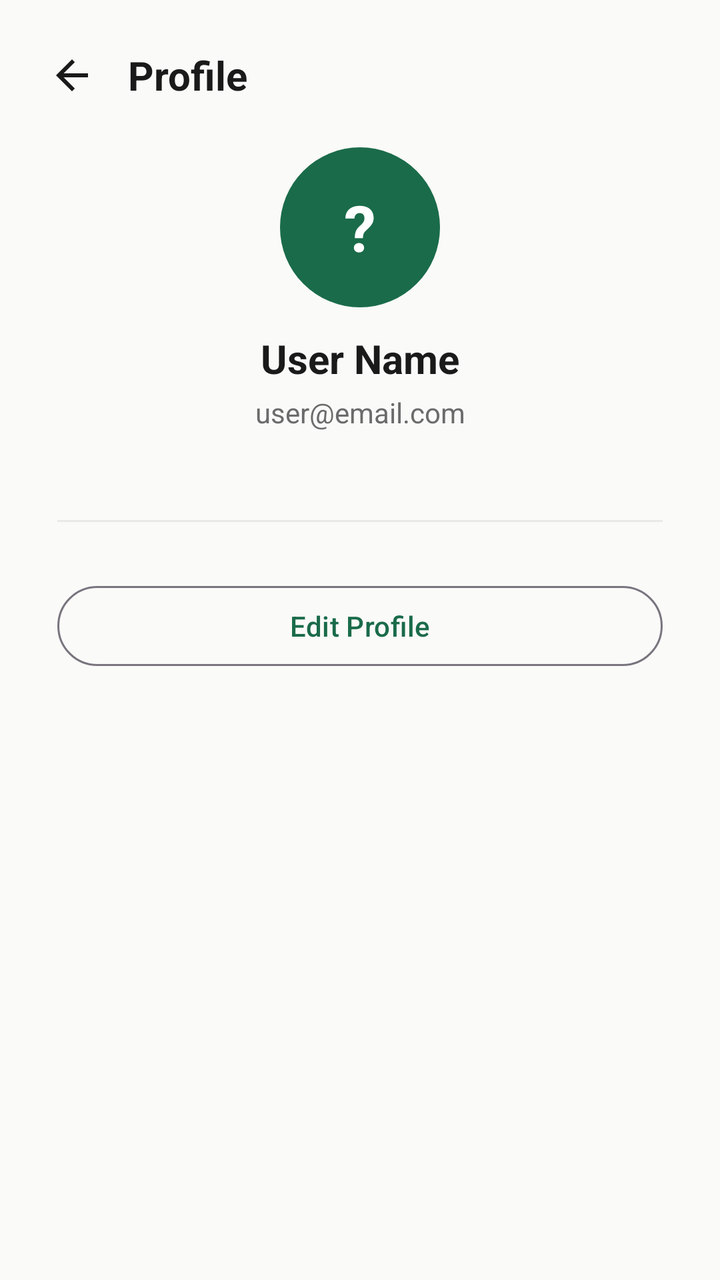
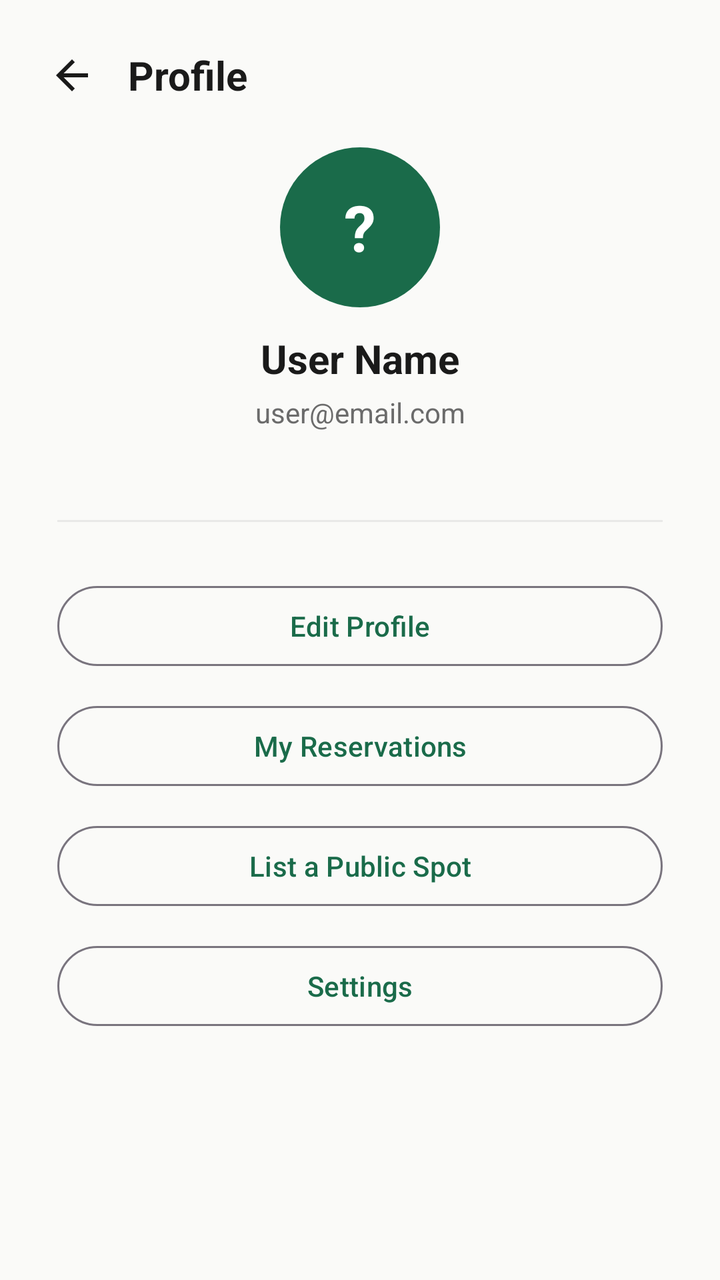

Screens rendered from an Android XML layout before and after an edit, with the pre-edit source and the edit as a unified diff.
<!-- AndroidManifest.xml: application theme Theme.KapwaDVO -->
<!-- res/layout/fragment_profile.xml -->
<?xml version="1.0" encoding="utf-8"?>
<androidx.constraintlayout.widget.ConstraintLayout xmlns:android="http://schemas.android.com/apk/res/android"
    xmlns:app="http://schemas.android.com/apk/res-auto"
    android:layout_width="match_parent"
    android:layout_height="match_parent"
    android:background="@color/background">

    
    <ImageButton
        android:id="@+id/btnBack"
        android:layout_width="40dp"
        android:layout_height="40dp"
        android:background="?attr/selectableItemBackgroundBorderless"
        android:src="@drawable/ic_arrow_back"
        android:contentDescription="Back"
        android:layout_marginTop="24dp"
        android:layout_marginStart="16dp"
        app:layout_constraintTop_toTopOf="parent"
        app:layout_constraintStart_toStartOf="parent"
        app:layout_constraintBottom_toBottomOf="@id/tvHeaderTitle" />

    <TextView
        android:id="@+id/tvHeaderTitle"
        android:layout_width="0dp"
        android:layout_height="wrap_content"
        android:text="Profile"
        android:textSize="20sp"
        android:textStyle="bold"
        android:textColor="@color/text_primary"
        android:layout_marginStart="8dp"
        android:layout_marginEnd="16dp"
        android:layout_marginTop="24dp"
        app:layout_constraintTop_toTopOf="parent"
        app:layout_constraintStart_toEndOf="@id/btnBack"
        app:layout_constraintEnd_toEndOf="parent" />

    
    <ScrollView
        android:id="@+id/scrollView"
        android:layout_width="match_parent"
        android:layout_height="0dp"
        android:fillViewport="true"
        app:layout_constraintTop_toBottomOf="@id/btnBack"
        app:layout_constraintBottom_toTopOf="@id/btnLogout"
        app:layout_constraintStart_toStartOf="parent"
        app:layout_constraintEnd_toEndOf="parent">

        <androidx.constraintlayout.widget.ConstraintLayout
            android:layout_width="match_parent"
            android:layout_height="wrap_content"
            android:paddingTop="16dp"
            android:paddingBottom="24dp">

            <androidx.constraintlayout.widget.Guideline
                android:id="@+id/guideStart"
                android:layout_width="wrap_content"
                android:layout_height="wrap_content"
                android:orientation="vertical"
                app:layout_constraintGuide_percent="0.08" />

            <androidx.constraintlayout.widget.Guideline
                android:id="@+id/guideEnd"
                android:layout_width="wrap_content"
                android:layout_height="wrap_content"
                android:orientation="vertical"
                app:layout_constraintGuide_percent="0.92" />

            
            <FrameLayout
                android:id="@+id/flAvatar"
                android:layout_width="80dp"
                android:layout_height="80dp"
                app:layout_constraintTop_toTopOf="parent"
                app:layout_constraintStart_toStartOf="parent"
                app:layout_constraintEnd_toEndOf="parent"
                android:background="@drawable/bg_avatar">
                
                <TextView
                    android:id="@+id/tvAvatarLetter"
                    android:layout_width="match_parent"
                    android:layout_height="match_parent"
                    android:gravity="center"
                    android:textColor="@color/white"
                    android:textSize="32sp"
                    android:textStyle="bold"
                    android:text="?" />
            </FrameLayout>

            <TextView
                android:id="@+id/tvName"
                android:layout_width="wrap_content"
                android:layout_height="wrap_content"
                android:text="User Name"
                android:textSize="20sp"
                android:textStyle="bold"
                android:textColor="@color/text_primary"
                app:layout_constraintTop_toBottomOf="@id/flAvatar"
                app:layout_constraintStart_toStartOf="parent"
                app:layout_constraintEnd_toEndOf="parent"
                android:layout_marginTop="12dp" />

            <TextView
                android:id="@+id/tvEmail"
                android:layout_width="wrap_content"
                android:layout_height="wrap_content"
                android:text="user@email.com"
                android:textSize="14sp"
                android:textColor="@color/text_secondary"
                app:layout_constraintTop_toBottomOf="@id/tvName"
                app:layout_constraintStart_toStartOf="parent"
                app:layout_constraintEnd_toEndOf="parent"
                android:layout_marginTop="4dp" />

            <TextView
                android:id="@+id/tvRole"
                android:layout_width="wrap_content"
                android:layout_height="wrap_content"
                android:textSize="12sp"
                android:textColor="@color/primary"
                app:layout_constraintTop_toBottomOf="@id/tvEmail"
                app:layout_constraintStart_toStartOf="parent"
                app:layout_constraintEnd_toEndOf="parent"
                android:layout_marginTop="4dp" />

            <View
                android:id="@+id/vDivider"
                android:layout_width="0dp"
                android:layout_height="1dp"
                android:background="@color/divider"
                android:layout_marginTop="24dp"
                android:layout_marginBottom="16dp"
                app:layout_constraintTop_toBottomOf="@id/tvRole"
                app:layout_constraintStart_toStartOf="@id/guideStart"
                app:layout_constraintEnd_toEndOf="@id/guideEnd" />

            <LinearLayout
                android:id="@+id/llButtons"
                android:layout_width="0dp"
                android:layout_height="wrap_content"
                android:orientation="vertical"
                android:layout_marginTop="16dp"
                app:layout_constraintTop_toBottomOf="@id/vDivider"
                app:layout_constraintStart_toStartOf="@id/guideStart"
                app:layout_constraintEnd_toEndOf="@id/guideEnd">

                
                <TextView
                    android:id="@+id/tvGuestTitle"
                    android:layout_width="match_parent"
                    android:layout_height="wrap_content"
                    android:text="@string/guest_profile_title"
                    android:textSize="18sp"
                    android:textStyle="bold"
                    android:textColor="@color/text_primary"
                    android:gravity="center"
                    android:visibility="gone" />

                <TextView
                    android:id="@+id/tvGuestDesc"
                    android:layout_width="match_parent"
                    android:layout_height="wrap_content"
                    android:text="@string/guest_profile_desc"
                    android:textSize="14sp"
                    android:textColor="@color/text_secondary"
                    android:gravity="center"
                    android:layout_marginTop="8dp"
                    android:visibility="gone" />

                <com.google.android.material.button.MaterialButton
                    android:id="@+id/btnSignIn"
                    android:layout_width="match_parent"
                    android:layout_height="wrap_content"
                    android:text="@string/sign_in"
                    android:layout_marginTop="24dp"
                    android:visibility="gone" />

                
                <com.google.android.material.button.MaterialButton
                    android:id="@+id/btnSwitchMode"
                    android:layout_width="match_parent"
                    android:layout_height="wrap_content"
                    android:text="@string/switch_to_user"
                    android:layout_marginTop="12dp"
                    android:visibility="gone"
                    style="@style/Widget.Material3.Button.OutlinedButton" />

                
                <com.google.android.material.button.MaterialButton
                    android:id="@+id/btnBecomeOwner"
                    android:layout_width="match_parent"
                    android:layout_height="wrap_content"
                    android:text="@string/become_owner"
                    android:layout_marginTop="12dp"
                    android:visibility="gone"
                    style="@style/Widget.Material3.Button.OutlinedButton" />

                
                <TextView
                    android:id="@+id/tvApplicationPending"
                    android:layout_width="match_parent"
                    android:layout_height="wrap_content"
                    android:text="@string/application_pending"
                    android:textColor="@color/pending_text"
                    android:background="@drawable/bg_badge_pending"
                    android:padding="12dp"
                    android:gravity="center"
                    android:layout_marginTop="12dp"
                    android:visibility="gone" />

                <com.google.android.material.button.MaterialButton
                    android:id="@+id/btnEditProfile"
                    android:layout_width="match_parent"
                    android:layout_height="wrap_content"
                    android:text="@string/edit_profile"
                    android:layout_marginTop="12dp"
                    style="@style/Widget.Material3.Button.OutlinedButton" />

            </LinearLayout>
        </androidx.constraintlayout.widget.ConstraintLayout>
    </ScrollView>

    
    <com.google.android.material.button.MaterialButton
        android:id="@+id/btnLogout"
        android:layout_width="wrap_content"
        android:layout_height="wrap_content"
        android:text="@string/logout"
        android:layout_marginBottom="48dp"
        app:layout_constraintBottom_toBottomOf="parent"
        app:layout_constraintStart_toStartOf="parent"
        app:layout_constraintEnd_toEndOf="parent"
        style="@style/Widget.Material3.Button.TextButton"
        android:visibility="gone" />

</androidx.constraintlayout.widget.ConstraintLayout>
<!-- resources referenced by this layout -->
<resources>
  <color name="background">#FAFAF8</color>
  <color name="divider">#E8E8E8</color>
  <color name="pending_text">#856404</color>
  <color name="primary">#1A6B4A</color>
  <color name="text_primary">#1A1A1A</color>
  <color name="text_secondary">#6B6B6B</color>
  <color name="white">#FFFFFF</color>
  <!-- drawable bg_avatar (drawable) -->
  <?xml version="1.0" encoding="utf-8"?>
  <shape xmlns:android="http://schemas.android.com/apk/res/android"
      android:shape="oval">
      <solid android:color="@color/primary" />
  </shape>
  <!-- drawable bg_badge_pending (drawable) -->
  <?xml version="1.0" encoding="utf-8"?>
  <shape xmlns:android="http://schemas.android.com/apk/res/android"
      android:shape="rectangle">
      <solid android:color="@color/pending_bg" />
      <corners android:radius="4dp" />
  </shape>
  <!-- drawable ic_arrow_back (drawable) -->
  <?xml version="1.0" encoding="utf-8"?>
  <vector xmlns:android="http://schemas.android.com/apk/res/android"
      android:width="24dp"
      android:height="24dp"
      android:viewportWidth="24"
      android:viewportHeight="24"
      android:tint="@color/text_primary">
      <path
          android:fillColor="@android:color/white"
          android:pathData="M20,11H7.83l5.59,-5.59L12,4l-8,8 8,8 1.41,-1.41L7.83,13H20v-2z" />
  </vector>
  <string name="application_pending">Application Pending…</string>
  <string name="become_owner">Become a Business Owner</string>
  <string name="edit_profile">Edit Profile</string>
  <string name="guest_profile_desc">Create an account to save locations, book, and more.</string>
  <string name="guest_profile_title">Browsing as Guest</string>
  <string name="logout">Logout</string>
  <string name="sign_in">Sign In</string>
  <string name="switch_to_user">Switch to User Mode</string>
  <style name="Theme.KapwaDVO" parent="Base.Theme.KapwaDVO">
          <item name="android:windowLightStatusBar">true</item>
      </style>
  <color name="pending_bg">#FFF3CD</color>
  <style name="Base.Theme.KapwaDVO" parent="Theme.Material3.Light.NoActionBar">
          <item name="colorPrimary">@color/primary</item>
          <item name="colorPrimaryDark">@color/primary_dark</item>
          <item name="colorAccent">@color/accent</item>
          <item name="android:colorBackground">@color/background</item>
          <item name="colorSurface">@color/surface</item>
          <item name="colorOnPrimary">@color/white</item>
          <item name="android:statusBarColor">@color/primary</item>
          <item name="android:navigationBarColor">@color/surface</item>
      </style>
  <color name="primary_dark">#0F4530</color>
  <color name="accent">#F4A724</color>
  <color name="surface">#FFFFFF</color>
</resources>

<!-- the commit's change to res/layout/fragment_profile.xml (unified diff, before → after) -->
@@ -74,7 +74,7 @@
                 app:layout_constraintStart_toStartOf="parent"
                 app:layout_constraintEnd_toEndOf="parent"
                 android:background="@drawable/bg_avatar">
-                
+
                 <TextView
                     android:id="@+id/tvAvatarLetter"
                     android:layout_width="match_parent"
@@ -84,7 +84,37 @@
                     android:textSize="32sp"
                     android:textStyle="bold"
                     android:text="?" />
+
+                <ImageView
+                    android:id="@+id/ivAvatar"
+                    android:layout_width="match_parent"
+                    android:layout_height="match_parent"
+                    android:scaleType="centerCrop"
+                    android:visibility="gone" />
+                    
+                <ProgressBar
+                    android:id="@+id/pbAvatar"
+                    android:layout_width="wrap_content"
+                    android:layout_height="wrap_content"
+                    android:layout_gravity="center"
+                    android:visibility="gone" />
             </FrameLayout>
+            
+            <ImageView
+                android:id="@+id/ivEditAvatar"
+                android:layout_width="24dp"
+                android:layout_height="24dp"
+                android:src="@android:drawable/ic_menu_camera"
+                android:background="@drawable/bg_avatar"
+                android:backgroundTint="?attr/colorPrimary"
+                android:padding="4dp"
+                app:layout_constraintBottom_toBottomOf="@id/flAvatar"
+                app:layout_constraintEnd_toEndOf="@id/flAvatar"
+                android:layout_marginEnd="-4dp"
+                android:layout_marginBottom="-4dp"
+                android:elevation="2dp"
+                android:visibility="gone"
+                app:tint="@color/white" />
 
             <TextView
                 android:id="@+id/tvName"
@@ -195,17 +225,56 @@
                     style="@style/Widget.Material3.Button.OutlinedButton" />
 
                 
-                <TextView
-                    android:id="@+id/tvApplicationPending"
-                    android:layout_width="match_parent"
-                    android:layout_height="wrap_content"
-                    android:text="@string/application_pending"
-                    android:textColor="@color/pending_text"
-                    android:background="@drawable/bg_badge_pending"
-                    android:padding="12dp"
-                    android:gravity="center"
-                    android:layout_marginTop="12dp"
-                    android:visibility="gone" />
+                <com.google.android.material.card.MaterialCardView
+                    android:id="@+id/cardApplicationPending"
+                    android:layout_width="match_parent"
+                    android:layout_height="wrap_content"
+                    android:layout_marginTop="16dp"
+                    android:visibility="gone"
+                    app:cardCornerRadius="12dp"
+                    app:cardElevation="2dp"
+                    app:strokeWidth="1dp"
+                    app:strokeColor="#FFC107">
+
+                    <LinearLayout
+                        android:layout_width="match_parent"
+                        android:layout_height="wrap_content"
+                        android:orientation="vertical"
+                        android:padding="16dp"
+                        android:background="#FFF8E1">
+
+                        <LinearLayout
+                            android:layout_width="match_parent"
+                            android:layout_height="wrap_content"
+                            android:orientation="horizontal"
+                            android:gravity="center_vertical">
+                            
+                            <ImageView
+                                android:layout_width="24dp"
+                                android:layout_height="24dp"
+                                android:src="@drawable/ic_hourglass"
+                                app:tint="#F57F17" />
+                                
+                            <TextView
+                                android:layout_width="wrap_content"
+                                android:layout_height="wrap_content"
+                                android:text="Application Under Review"
+                                android:textSize="16sp"
+                                android:textStyle="bold"
+                                android:textColor="#F57F17"
+                                android:layout_marginStart="8dp" />
+                        </LinearLayout>
+
+                        <TextView
+                            android:layout_width="match_parent"
+                            android:layout_height="wrap_content"
+                            android:text="We have received your business details. Please allow 1-2 business days for our team to verify and approve your application."
+                            android:textSize="14sp"
+                            android:textColor="#5D4037"
+                            android:layout_marginTop="8dp"
+                            android:lineSpacingMultiplier="1.2" />
+                    </LinearLayout>
+                </com.google.android.material.card.MaterialCardView>
 
                 <com.google.android.material.button.MaterialButton
                     android:id="@+id/btnEditProfile"
@@ -214,6 +283,33 @@
                     android:text="@string/edit_profile"
                     android:layout_marginTop="12dp"
                     style="@style/Widget.Material3.Button.OutlinedButton" />
+
+                
+                <com.google.android.material.button.MaterialButton
+                    android:id="@+id/btnMyReservations"
+                    android:layout_width="match_parent"
+                    android:layout_height="wrap_content"
+                    android:text="My Reservations"
+                    android:layout_marginTop="12dp"
+                    style="@style/Widget.Material3.Button.OutlinedButton" />
+
+                <com.google.android.material.button.MaterialButton
+                    android:id="@+id/btnListPublicSpot"
+                    android:layout_width="match_parent"
+                    android:layout_height="wrap_content"
+                    android:text="List a Public Spot"
+                    android:layout_marginTop="12dp"
+                    style="@style/Widget.Material3.Button.OutlinedButton" />
+
+                <com.google.android.material.button.MaterialButton
+                    android:id="@+id/btnNotificationSettings"
+                    android:layout_width="match_parent"
+                    android:layout_height="wrap_content"
+                    android:text="Settings"
+                    android:layout_marginTop="12dp"
+                    style="@style/Widget.Material3.Button.OutlinedButton" />
+
+
 
             </LinearLayout>
         </androidx.constraintlayout.widget.ConstraintLayout>
<!-- resource entries referenced after the edit -->
@@ -2,7 +2,6 @@
 <resources>
   <color name="background">#FAFAF8</color>
   <color name="divider">#E8E8E8</color>
-  <color name="pending_text">#856404</color>
   <color name="primary">#1A6B4A</color>
   <color name="text_primary">#1A1A1A</color>
   <color name="text_secondary">#6B6B6B</color>
@@ -12,13 +11,6 @@
   <shape xmlns:android="http://schemas.android.com/apk/res/android"
       android:shape="oval">
       <solid android:color="@color/primary" />
-  </shape>
-  <!-- drawable bg_badge_pending (drawable) -->
-  <?xml version="1.0" encoding="utf-8"?>
-  <shape xmlns:android="http://schemas.android.com/apk/res/android"
-      android:shape="rectangle">
-      <solid android:color="@color/pending_bg" />
-      <corners android:radius="4dp" />
   </shape>
   <!-- drawable ic_arrow_back (drawable) -->
   <?xml version="1.0" encoding="utf-8"?>
@@ -32,7 +24,17 @@
           android:fillColor="@android:color/white"
           android:pathData="M20,11H7.83l5.59,-5.59L12,4l-8,8 8,8 1.41,-1.41L7.83,13H20v-2z" />
   </vector>
-  <string name="application_pending">Application Pending…</string>
+  <!-- drawable ic_hourglass (drawable) -->
+  <vector xmlns:android="http://schemas.android.com/apk/res/android"
+      android:width="24dp"
+      android:height="24dp"
+      android:viewportWidth="24"
+      android:viewportHeight="24"
+      android:tint="?attr/colorControlNormal">
+    <path
+        android:fillColor="@android:color/white"
+        android:pathData="M6,2v6h.01L6,8.01 10,12l-4,4 .01,.01H6V22h12v-5.99h-.01L18,16l-4,-4 4,-3.99 -.01,-.01H18V2H6zm10,14.5V20H8v-3.5l4,-4 4,4zm-4,-5l-4,-4V4h8v3.5l-4,4z"/>
+  </vector>
   <string name="become_owner">Become a Business Owner</string>
   <string name="edit_profile">Edit Profile</string>
   <string name="guest_profile_desc">Create an account to save locations, book, and more.</string>
@@ -43,7 +45,6 @@
   <style name="Theme.KapwaDVO" parent="Base.Theme.KapwaDVO">
           <item name="android:windowLightStatusBar">true</item>
       </style>
-  <color name="pending_bg">#FFF3CD</color>
   <style name="Base.Theme.KapwaDVO" parent="Theme.Material3.Light.NoActionBar">
           <item name="colorPrimary">@color/primary</item>
           <item name="colorPrimaryDark">@color/primary_dark</item>
